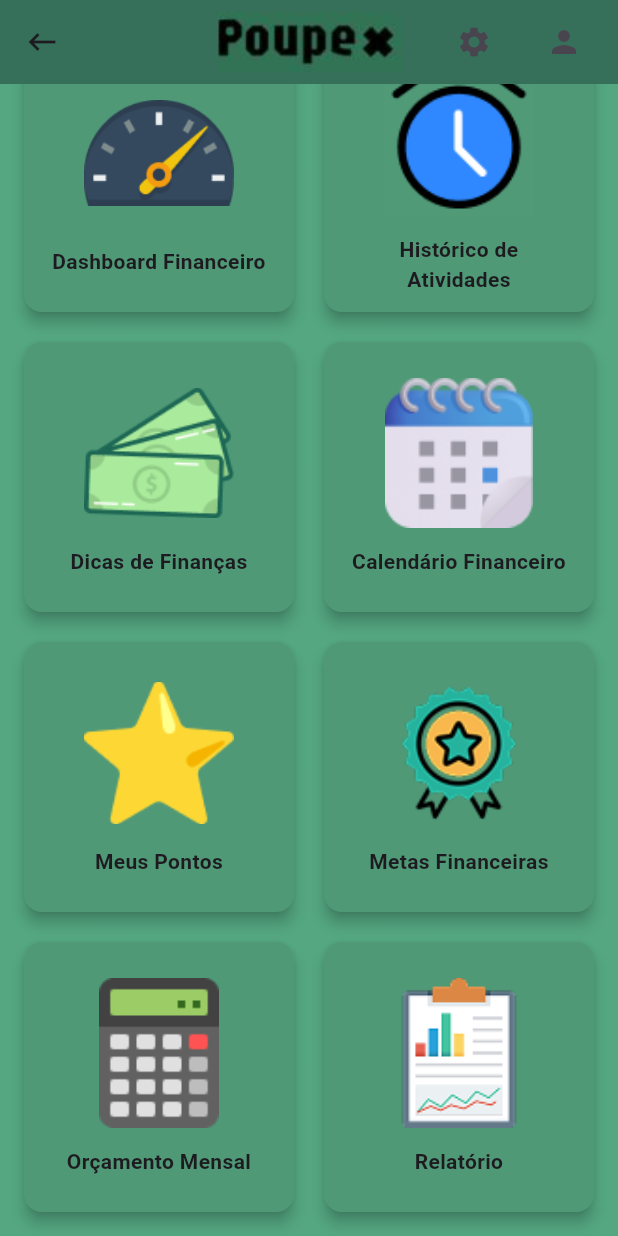
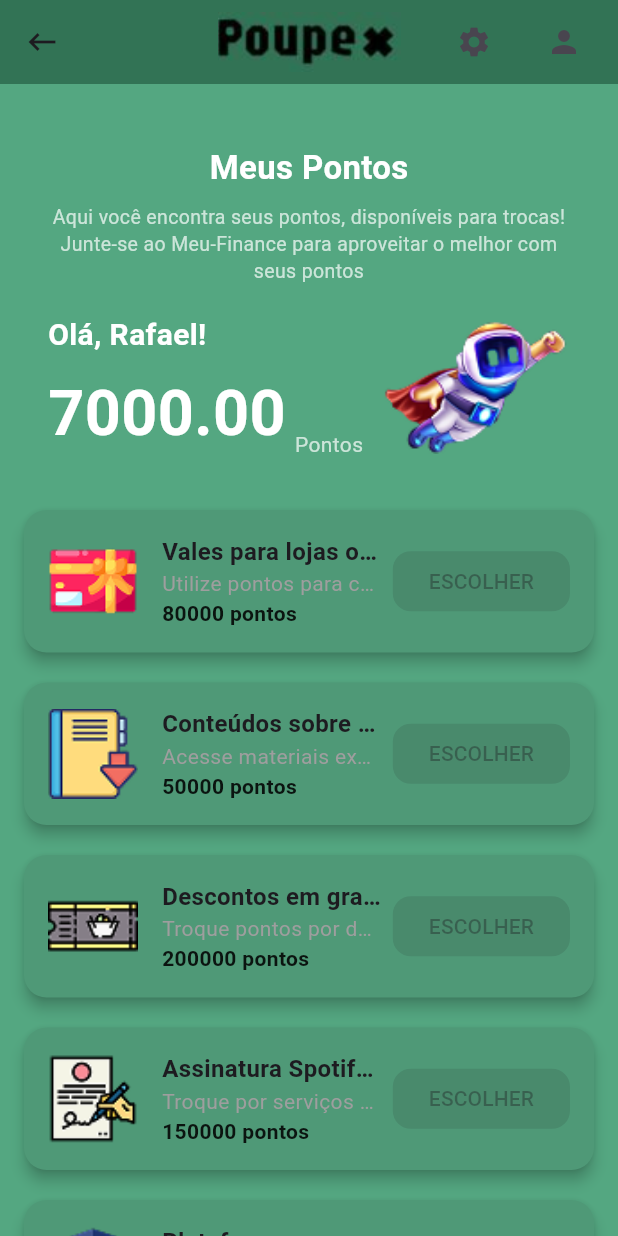
Before and after one commit to lopesmrafael/Poupex_flutter, a Flutter app: the HomePage screen opened directly, scrolled down 44 dp, after a tap on "Meus Pontos", on a phone screen of 412 x 824 dp. Run offline on Flutter 3.47's test engine with Material 3 defaults, Android fonts, the phone set to English and light mode, and no system bars; our stand-ins replace flutter_multi_formatter.

Commit message:
Telas de Pontos
Implementação da tela de pontos e suas dependências.

```diff
--- /dev/null
+++ b/lib/Model/reward.dart
@@ -0,0 +1,13 @@
+abstract class Reward {
+  final String titulo;
+  final String descricao;
+  final int pontos;
+  final String imagem;
+
+  Reward({
+    required this.titulo,
+    required this.descricao,
+    required this.pontos,
+    required this.imagem,
+  });
+}
--- /dev/null
+++ b/lib/Model/reward_iten.dart
@@ -0,0 +1 @@
+// TODO Implement this library.
--- /dev/null
+++ b/lib/Model/reward_itens.dart
@@ -0,0 +1,10 @@
+import 'package:projeto_pity/Model/reward.dart';
+
+class RewardItem extends Reward {
+  RewardItem({
+    required super.titulo,
+    required super.descricao,
+    required super.pontos,
+    required super.imagem,
+  });
+}
--- a/lib/Pages/HomePage.dart
+++ b/lib/Pages/HomePage.dart
@@ -5,6 +5,7 @@ import '../Pages/CadastroMovimentacao.dart';
 import '../Pages/dicas_de_financas.dart';
 import '../Pages/DashboardFinanPage.dart';
 import '../Pages/CalendarioFinanceiroPage.dart';
+import '../Pages/reward_page.dart';
 
 class HomePage extends StatelessWidget {
   const HomePage({super.key});
@@ -58,7 +59,12 @@ class HomePage extends StatelessWidget {
       MenuItemModel(
         titulo: "Meus Pontos",
         imagem: "assets/icons/star.png",
-        onTap: () {},
+        onTap: () {
+          Navigator.push(
+            context,
+            MaterialPageRoute(builder: (context) => RewardsPage()),
+          );
+        },
       ),
       MenuItemModel(
         titulo: "Metas Financeiras",
--- /dev/null
+++ b/lib/Pages/reward_page.dart
@@ -0,0 +1,209 @@
+import 'package:flutter/material.dart';
+import 'package:projeto_pity/Model/reward.dart';
+import 'package:projeto_pity/Model/reward_itens.dart';
+import 'package:projeto_pity/Widget/reward_card.dart';
+import 'package:projeto_pity/Model/reward_iten.dart';
+
+
+class RewardsPage extends StatelessWidget {
+  const RewardsPage({super.key});
+
+  final int userPoints = 7000;
+
+  List<Reward> _getRewards() {
+    return [
+      RewardItem(
+        titulo: "Vales para lojas online, serviços de streaming ou delivery",
+        descricao: "Utilize pontos para cupons digitais.",
+        pontos: 80000,
+        imagem: "assets/meusPontos/vale.png",
+      ),
+      RewardItem(
+        titulo:
+            "Conteúdos sobre educação financeira, investimentos e planejamento",
+        descricao: "Acesse materiais exclusivos.",
+        pontos: 50000,
+        imagem: "assets/meusPontos/conteudo.png",
+      ),
+      RewardItem(
+        titulo: "Descontos em grandes redes de mercado",
+        descricao: "Troque pontos por descontos reais.",
+        pontos: 200000,
+        imagem: "assets/meusPontos/tiket.png",
+      ),
+      RewardItem(
+        titulo: "Assinatura Spotify, Netflix, Disney+",
+        descricao: "Troque por serviços de streaming.",
+        pontos: 150000,
+        imagem: "assets/meusPontos/assinatura.png",
+      ),
+      RewardItem(
+        titulo: "Plataformas como Udemy, Coursera e Alura",
+        descricao: "Acesso a cursos online.",
+        pontos: 200000,
+        imagem: "assets/meusPontos/plataforma.png",
+      ),
+      RewardItem(
+        titulo: "Atendimento com especialistas",
+        descricao: "Consultoria especializada em finanças.",
+        pontos: 200000,
+        imagem: "assets/meusPontos/especialistas.png",
+      ),
+      RewardItem(
+        titulo: "Eventos fechados sobre investimentos",
+        descricao: "Workshops e palestras exclusivas.",
+        pontos: 100000,
+        imagem: "assets/meusPontos/eventos.png",
+      ),
+      RewardItem(
+        titulo: "Entradas para eventos especiais",
+        descricao: "Shows, teatros e muito mais.",
+        pontos: 150000,
+        imagem: "assets/meusPontos/valeEvento.png",
+      ),
+      RewardItem(
+        titulo: "Descontos em fones, teclados e cadeiras ergonômicas",
+        descricao: "Troque pontos por eletrônicos.",
+        pontos: 180000,
+        imagem: "assets/meusPontos/setup.png",
+      ),
+    ];
+  }
+
+  @override
+  Widget build(BuildContext context) {
+    final rewards = _getRewards();
+
+    return Scaffold(
+      backgroundColor: const Color(0xFF54A781),
+      appBar: AppBar(
+        leading: IconButton(
+          icon: const Icon(Icons.keyboard_backspace),
+          onPressed: () {
+            Navigator.pop(context);
+          },
+        ),
+        title: Image.asset(
+          "assets/titulo.jpg",
+          height: 40,
+          fit: BoxFit.contain,
+        ),
+        centerTitle: true,
+        backgroundColor: const Color(0xFF327355),
+        actions: [
+          IconButton(icon: const Icon(Icons.settings), onPressed: () {}),
+          const SizedBox(width: 12),
+          IconButton(icon: const Icon(Icons.person), onPressed: () {}),
+          const SizedBox(width: 12),
+        ],
+      ),
+      body: SingleChildScrollView(
+        padding: const EdgeInsets.all(16),
+        child: Column(
+          crossAxisAlignment: CrossAxisAlignment.start,
+          children: [
+            Center(
+              child: Column(
+                children: [
+                  Container(
+                    width: double.infinity,
+                    padding: const EdgeInsets.symmetric(
+                      vertical: 24,
+                      horizontal: 16,
+                    ),
+                    color: const Color(0xFF54A781),
+                    child: Column(
+                      crossAxisAlignment: CrossAxisAlignment.center,
+                      children: [
+                        const Text(
+                          "Meus Pontos",
+                          style: TextStyle(
+                            fontSize: 22,
+                            fontWeight: FontWeight.bold,
+                            color: Colors.white,
+                          ),
+                        ),
+                        const SizedBox(height: 8),
+
+                        const Text(
+                          "Aqui você encontra seus pontos, disponíveis para trocas!\n"
+                          "Junte-se ao Meu-Finance para aproveitar o melhor com seus pontos",
+                          textAlign: TextAlign.center,
+                          style: TextStyle(
+                            fontSize: 13,
+                            color: Colors.white70,
+                            height: 1.4,
+                          ),
+                        ),
+
+                        const SizedBox(height: 20),
+
+                        Row(
+                          mainAxisAlignment: MainAxisAlignment.spaceBetween,
+                          crossAxisAlignment: CrossAxisAlignment.center,
+                          children: [
+                            Column(
+                              crossAxisAlignment: CrossAxisAlignment.start,
+                              children: [
+                                const Text(
+                                  "Olá, Rafael!",  //aqui tem que implementar uma função para aparecer o nome do usuário da pagina do galdino
+                                  style: TextStyle(
+                                    fontSize: 20,
+                                    color: Colors.white,
+                                    fontWeight: FontWeight.w600,
+                                  ),
+                                ),
+                                const SizedBox(height: 8),
+                                Row(
+                                  crossAxisAlignment: CrossAxisAlignment.end,
+                                  children: [
+                                    Text(
+                                      "${userPoints.toStringAsFixed(2)}",
+                                      style: const TextStyle(
+                                        fontSize: 42,
+                                        fontWeight: FontWeight.bold,
+                                        color: Colors.white,
+                                      ),
+                                    ),
+                                    const SizedBox(width: 6),
+                                    const Text(
+                                      "Pontos",
+                                      style: TextStyle(
+                                        fontSize: 14,
+                                        color: Colors.white70,
+                                      ),
+                                    ),
+                                  ],
+                                ),
+                              ],
+                            ),
+
+                            Image.asset(
+                              "assets/meusPontos/logoMeusPontos.png",
+                              height: 90,
+                              fit: BoxFit.contain,
+                            ),
+                          ],
+                        ),
+                      ],
+                    ),
+                  ),
+                ],
+              ),
+            ),
+
+            ListView.builder(
+              shrinkWrap: true,
+              physics: const NeverScrollableScrollPhysics(),
+              itemCount: rewards.length,
+              itemBuilder: (context, index) {
+                final reward = rewards[index];
+                return RewardCard(reward: reward, userPoints: userPoints);
+              },
+            ),
+          ],
+        ),
+      ),
+    );
+  }
+}
--- /dev/null
+++ b/lib/Widget/reward_card.dart
@@ -0,0 +1,88 @@
+import 'package:flutter/material.dart';
+import 'package:projeto_pity/Model/reward.dart';
+
+class RewardCard extends StatelessWidget {
+  final Reward reward;
+  final int userPoints;
+
+  const RewardCard({super.key, required this.reward, required this.userPoints});
+
+  @override
+  Widget build(BuildContext context) {
+    final bool canRedeem = userPoints >= reward.pontos;
+
+    return Card(
+      color: const Color(0xFF4F9977),
+      margin: const EdgeInsets.symmetric(vertical: 10),
+      shape: RoundedRectangleBorder(borderRadius: BorderRadius.circular(15)),
+      elevation: 4,
+      child: Padding(
+        padding: const EdgeInsets.all(16),
+        child: Row(
+          crossAxisAlignment: CrossAxisAlignment.center,
+          children: [
+            Image.asset(
+              reward.imagem,
+              width: 60,
+              height: 60,
+              fit: BoxFit.contain,
+            ),
+            const SizedBox(width: 16),
+
+            Expanded(
+              child: Row(
+                mainAxisAlignment: MainAxisAlignment.spaceBetween,
+                crossAxisAlignment: CrossAxisAlignment.center,
+                children: [
+
+                  Expanded(
+                    child: Column(
+                      crossAxisAlignment: CrossAxisAlignment.start,
+                      mainAxisSize: MainAxisSize.min,
+                      children: [
+                        Text(
+                          reward.titulo,
+                          style: const TextStyle(
+                            fontSize: 16,
+                            fontWeight: FontWeight.bold,
+                          ),
+                          overflow: TextOverflow.ellipsis,
+                        ),
+                        Text(
+                          reward.descricao,
+                          style: const TextStyle(color: Colors.grey),
+                          overflow: TextOverflow.ellipsis,
+                        ),
+                        Text(
+                          "${reward.pontos} pontos",
+                          style: const TextStyle(
+                            fontSize: 14,
+                            fontWeight: FontWeight.w600,
+                            color: Colors.black87,
+                          ),
+                        ),
+                      ],
+                    ),
+                  ),
+                  const SizedBox(width: 8),
+                  ElevatedButton(
+                    onPressed: canRedeem ? () {} : null,
+                    style: ElevatedButton.styleFrom(
+                      backgroundColor: canRedeem
+                          ? Colors.green
+                          : Colors.grey.shade400,
+                      shape: RoundedRectangleBorder(
+                        borderRadius: BorderRadius.circular(12),
+                      ),
+                    ),
+                    child: const Text("ESCOLHER"),
+                  ),
+                ],
+              ),
+            ),
+          ],
+        ),
+      ),
+    );
+  }
+}
--- a/pubspec.yaml
+++ b/pubspec.yaml
@@ -64,6 +64,7 @@ flutter:
    - assets/icons/
    - assets/iconsDicas/
    - assets/
+   - assets/meusPontos/
   #   - images/a_dot_ham.jpeg
 
   # An image asset can refer to one or more resolution-specific "variants", see
```
Also changed, not shown: assets/meusPontos/assinatura.png (added), assets/meusPontos/conteudo.png (added), assets/meusPontos/especialistas.png (added), assets/meusPontos/eventos.png (added), assets/meusPontos/logoMeusPontos.png (added), assets/meusPontos/plataforma.png (added), assets/meusPontos/setup.png (added), assets/meusPontos/tiket.png (added), assets/meusPontos/vale.png (added), assets/meusPontos/valeEvento.png (added).
